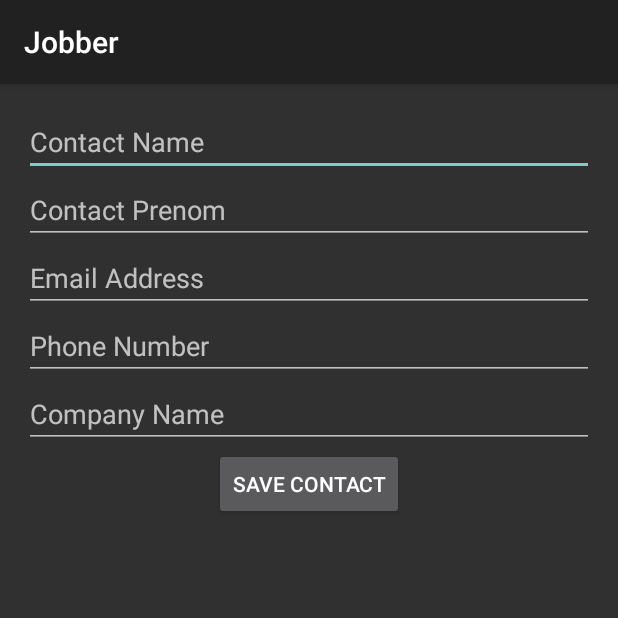
After one commit to PavelDelhomme/kotlin_Jobber, an Android app built with Jetpack Compose: the AddContactActivity screen opened directly, with no data from a screen before it, on a phone screen of 412 x 824 dp, the top half of it. The commit adds this screen. Run offline under Robolectric (Android 15) with nearby library versions, the phone set to English and light mode, and no system bars.

Commit message:
Pas d'ajout de contacts foncitonnelle pour le moment a faire et pas d'affichage des contact dans la liste des contact normalement lié à une candidature dans la page de détails d'une candidature

```diff
--- /dev/null
+++ b/app/src/main/java/com/delhomme/jobber/AddContactActivity.kt
@@ -0,0 +1,41 @@
+package com.delhomme.jobber
+
+import android.annotation.SuppressLint
+import android.os.Bundle
+import android.widget.Button
+import android.widget.EditText
+import android.widget.Toast
+import androidx.appcompat.app.AppCompatActivity
+import com.delhomme.jobber.models.Contact
+
+class AddContactActivity : AppCompatActivity() {
+    @SuppressLint("MissingInflatedId")
+    override fun onCreate(savedInstanceState: Bundle?) {
+        super.onCreate(savedInstanceState)
+        setContentView(R.layout.activity_add_contact)
+
+        val etContactNom = findViewById<EditText>(R.id.etContactName)
+        val etContactNom2 = findViewById<EditText>(R.id.etContactSurname)
+        val etContactEmail = findViewById<EditText>(R.id.etContactEmail)
+        val etContactTelephone = findViewById<EditText>(R.id.etContactPhone)
+        val etCompanyName = findViewById<EditText>(R.id.etCompanyName)
+        val btnSaveContact = findViewById<Button>(R.id.btnSaveContact)
+        btnSaveContact.setOnClickListener {
+            val nom = etContactNom.text.toString()
+            val prenom = etContactNom2.text.toString()
+            val email = etContactEmail.text.toString()
+            val telephone = etContactTelephone.text.toString()
+            val entrepriseNom = etCompanyName.text.toString()
+
+            val dataRepository = DataRepository(this)
+            val entreprise = dataRepository.getOrCreateEntreprise(entrepriseNom)
+            val contact = Contact(nom = nom, prenom = prenom, email = email, telephone = telephone, entreprise_id = entreprise.id)
+
+            dataRepository.addContactToEntreprise(contact, entreprise.id)
+
+            Toast.makeText(this, "Contact added to ${entreprise.nom}", Toast.LENGTH_SHORT).show()
+            finish()
+        }
+
+    }
+}
--- a/app/src/main/java/com/delhomme/jobber/EntrepriseManager.kt
+++ b/app/src/main/java/com/delhomme/jobber/EntrepriseManager.kt
@@ -7,7 +7,7 @@ object EntrepriseManager {
 
     fun getOrCreateEntreprise(nom: String): Entreprise {
         return entreprises.find { it.nom == nom } ?: run {
-            val newEntreprise = Entreprise(nom = nom)
+            val newEntreprise = Entreprise(nom = nom, contacts = mutableListOf())
             entreprises.add(newEntreprise)
             newEntreprise
         }
--- a/app/src/main/java/com/delhomme/jobber/MainActivity.kt
+++ b/app/src/main/java/com/delhomme/jobber/MainActivity.kt
@@ -34,6 +34,7 @@ class MainActivity : AppCompatActivity() {
             tab.text = when (position) {
                 0 -> "Dashboard"
                 1 -> "Candidatures"
+                2 -> "Contacts"
                 else -> "Autres"
             }
         }.attach()
--- a/app/src/main/java/com/delhomme/jobber/MainViewPagerAdapter.kt
+++ b/app/src/main/java/com/delhomme/jobber/MainViewPagerAdapter.kt
@@ -11,6 +11,7 @@ class MainViewPagerAdapter(fragmentActivity: FragmentActivity) : FragmentStateAd
         return when (position) {
             0 -> DashboardFragment()
             1 -> CandidaturesFragment()
+            2 -> ContactsFragment()
             else -> Fragment()
         }
     }
--- a/app/src/main/java/com/delhomme/jobber/models/Entreprise.kt
+++ b/app/src/main/java/com/delhomme/jobber/models/Entreprise.kt
@@ -5,4 +5,4 @@ import java.util.UUID
 data class Entreprise(
     val id: String = UUID.randomUUID().toString(),
     val nom: String,
-)
+    var contacts: MutableList<Contact> = mutableListOf())
--- /dev/null
+++ b/app/src/main/res/layout/activity_add_contact.xml
@@ -0,0 +1,48 @@
+<?xml version="1.0" encoding="utf-8"?>
+<LinearLayout xmlns:android="http://schemas.android.com/apk/res/android"
+    xmlns:app="http://schemas.android.com/apk/res-auto"
+    xmlns:tools="http://schemas.android.com/tools"
+    android:layout_width="match_parent"
+    android:layout_height="match_parent"
+    android:orientation="vertical"
+    android:padding="16dp"
+    tools:context=".AddContactActivity">
+    <EditText
+        android:id="@+id/etContactName"
+        android:layout_width="match_parent"
+        android:layout_height="wrap_content"
+        android:hint="Contact Name" />
+
+    <EditText
+        android:id="@+id/etContactSurname"
+        android:layout_width="match_parent"
+        android:layout_height="wrap_content"
+        android:hint="Contact Prenom" />
+
+    <EditText
+        android:id="@+id/etContactEmail"
+        android:layout_width="match_parent"
+        android:layout_height="wrap_content"
+        android:inputType="textEmailAddress"
+        android:hint="Email Address" />
+
+    <EditText
+        android:id="@+id/etContactPhone"
+        android:layout_width="match_parent"
+        android:layout_height="wrap_content"
+        android:inputType="phone"
+        android:hint="Phone Number" />
+
+    <EditText
+        android:id="@+id/etCompanyName"
+        android:layout_width="match_parent"
+        android:layout_height="wrap_content"
+        android:hint="Company Name" />
+
+    <Button
+        android:id="@+id/btnSaveContact"
+        android:layout_width="wrap_content"
+        android:layout_height="wrap_content"
+        android:text="Save Contact"
+        android:layout_gravity="center_horizontal" />
+</LinearLayout>
--- a/app/src/main/res/values/strings.xml
+++ b/app/src/main/res/values/strings.xml
@@ -36,6 +36,7 @@
     <string name="date_candidature">Date de la candidature</string>
     <string name="lieu_du_poste">Lieu du poste</string>
     <string name="enter_notes">Notes sur la candidature</string>
+    <string name="candidature_details_liste_contacts">Contacts lié à la candidature :</string>
     <string name="enter_company_name">Nom de l\'entreprise</string>
     <string name="enter_description">Description du poste</string>
     <string name="submit_candidature">Ajouter la candidature</string>
```
Also changed, not shown: app/src/main/AndroidManifest.xml (+14 -5 lines), app/src/main/java/com/delhomme/jobber/CandidatureDetailActivity.kt (added, +71 -0 lines), app/src/main/java/com/delhomme/jobber/CandidaturesFragment.kt (+11 -1 lines), app/src/main/java/com/delhomme/jobber/ContactsFragment.kt (added, +53 -0 lines), app/src/main/java/com/delhomme/jobber/DataRepository.kt (+91 -0 lines), app/src/main/java/com/delhomme/jobber/adapter/CandidatureAdapter.kt (+19 -13 lines), app/src/main/java/com/delhomme/jobber/adapter/ContactAdapter.kt (added, +58 -0 lines), app/src/main/java/com/delhomme/jobber/models/Contact.kt (+9 -3 lines), app/src/main/res/layout/activity_candidature_detail.xml (added, +61 -0 lines), app/src/main/res/layout/fragment_contacts.xml (added, +24 -0 lines), app/src/main/res/layout/item_contact.xml (added, +16 -0 lines).
